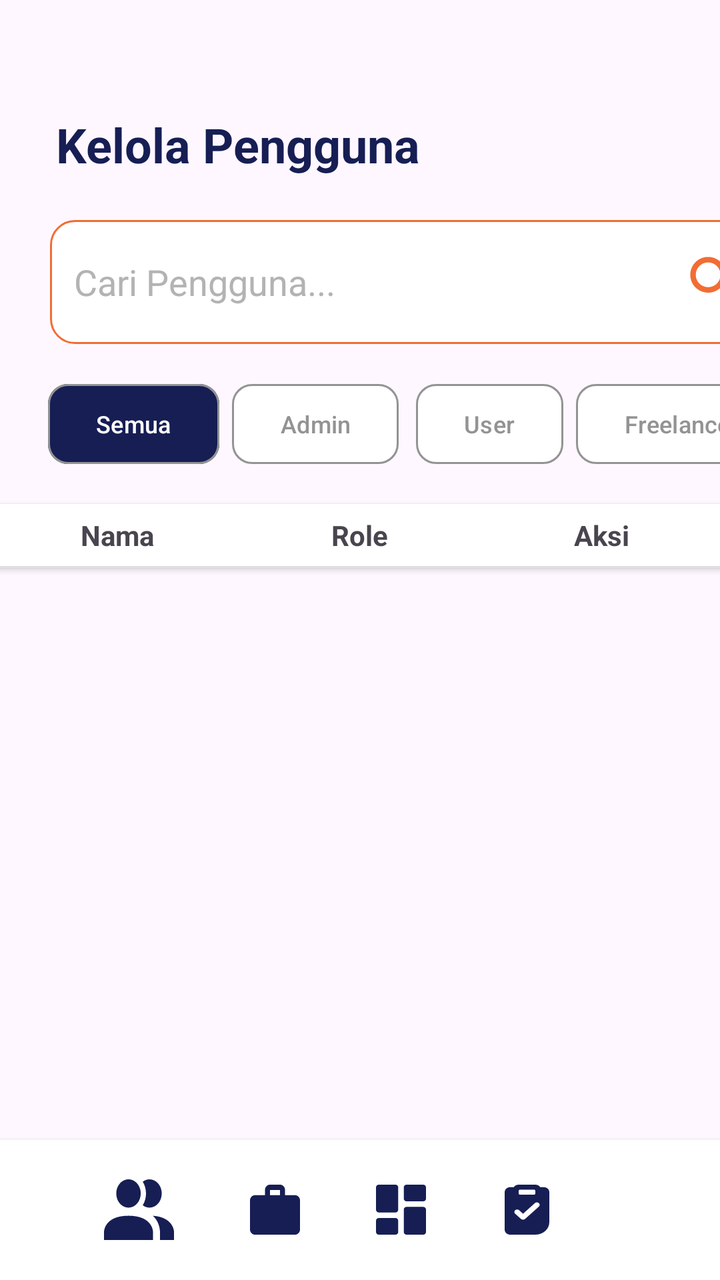
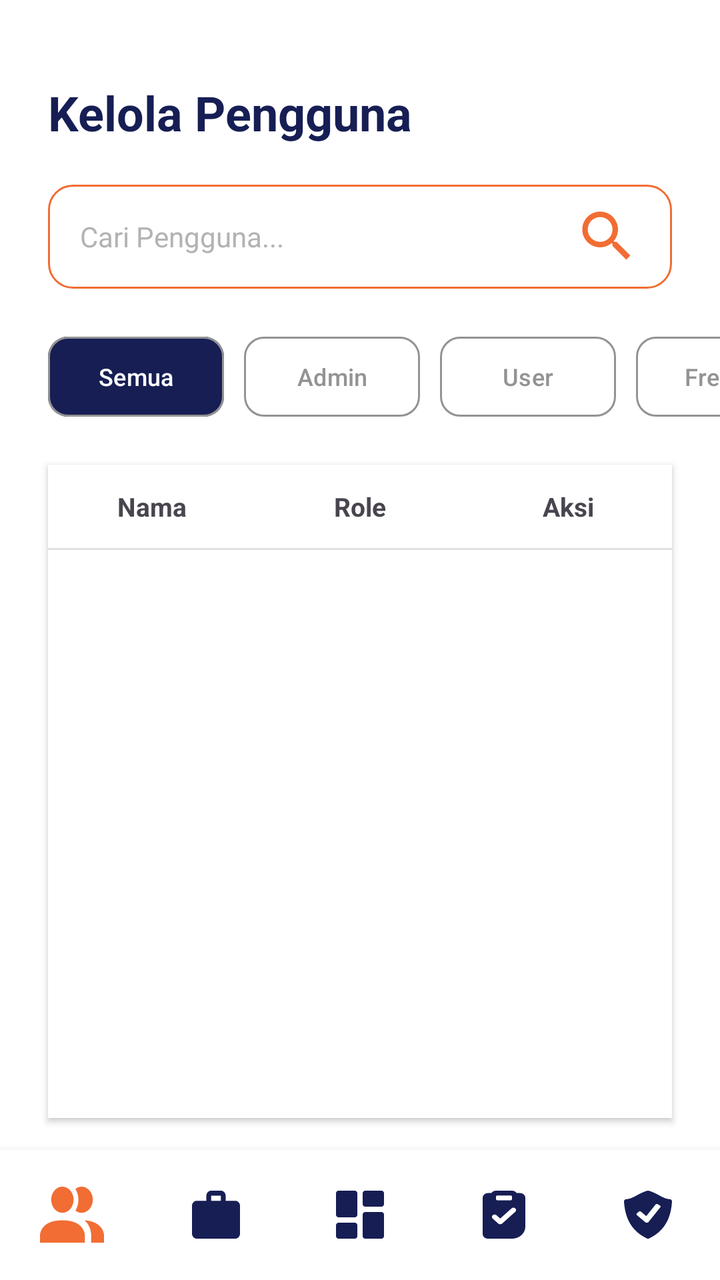

Screens rendered from an Android XML layout before and after an edit, with the pre-edit source and the edit as a unified diff.
<!-- AndroidManifest.xml: application theme Theme.KelolaJasa -->
<!-- res/layout/kelolapengguna.xml -->
<?xml version="1.0" encoding="utf-8"?>
<androidx.constraintlayout.widget.ConstraintLayout xmlns:android="http://schemas.android.com/apk/res/android"
    xmlns:app="http://schemas.android.com/apk/res-auto"
    xmlns:tools="http://schemas.android.com/tools"
    android:id="@+id/main"
    android:layout_width="match_parent"
    android:layout_height="match_parent"
    app:layout_constraintStart_toStartOf="parent"
    app:layout_constraintTop_toTopOf="parent"
    android:fontFamily="inter">

    
    <LinearLayout
        android:id="@+id/linearLayoutNav"
        android:layout_width="match_parent"
        android:layout_height="70dp"
        android:background="#FFFFFF"
        android:elevation="4dp"
        android:gravity="center_vertical"
        android:orientation="horizontal"
        android:paddingStart="52dp"
        android:paddingEnd="52dp"
        app:layout_constraintStart_toStartOf="parent"
        app:layout_constraintEnd_toEndOf="parent"
        app:layout_constraintBottom_toBottomOf="parent">

        <ImageView
            android:id="@+id/btncari"
            android:layout_width="35dp"
            android:layout_height="35dp"
            android:layout_marginEnd="38dp"
            android:src="@drawable/ic_klpengguna"
            app:tint="#161E54"/>

        <ImageView
            android:id="@+id/btnbag"
            android:layout_width="25dp"
            android:layout_height="25dp"
            android:layout_marginEnd="38dp"
            android:src="@drawable/ic_bag" />

        <ImageView
            android:id="@+id/btnhome"
            android:layout_width="25dp"
            android:layout_height="25dp"
            android:layout_marginEnd="38dp"
            android:src="@drawable/ic_dashboardadmin" />

        <ImageView
            android:id="@+id/btnriwayat"
            android:layout_width="25dp"
            android:layout_height="25dp"
            android:layout_marginEnd="38dp"
            android:src="@drawable/ic_booking" />

        <ImageView
            android:id="@+id/btnprofil"
            android:layout_width="25dp"
            android:layout_height="25dp"
            android:src="@drawable/ic_pengajuan" />
    </LinearLayout>

    <TextView
        android:id="@+id/title"
        android:layout_width="wrap_content"
        android:layout_height="wrap_content"
        android:layout_marginStart="28dp"
        android:layout_marginTop="56dp"
        android:text="Kelola Pengguna"
        android:textColor="#161E54"
        android:textSize="24sp"
        android:textStyle="bold"
        app:layout_constraintStart_toStartOf="parent"
        app:layout_constraintTop_toTopOf="parent"
        tools:ignore="MissingConstraints" />

    <EditText
        android:id="@+id/editTextText3"
        android:layout_width="361dp"
        android:layout_height="62dp"
        android:layout_marginStart="25dp"
        android:layout_marginTop="110dp"
        android:background="@drawable/bg_search"
        android:padding="12dp"
        android:inputType="text"
        android:hint="Cari Pengguna..."
        android:textColorHint="#B3B3B3"
        tools:ignore="MissingConstraints"
        android:drawableEnd="@drawable/icon_search"
        android:drawablePadding="5dp"
        app:layout_constraintTop_toBottomOf="@+id/title"
        app:layout_constraintStart_toStartOf="parent"
        app:layout_constraintTop_toTopOf="parent" />

    <com.google.android.material.button.MaterialButton
        android:id="@+id/btn4"
        android:layout_width="wrap_content"
        android:layout_height="48dp"
        android:layout_marginStart="288dp"
        android:layout_marginTop="188dp"
        android:minWidth="0dp"
        android:minHeight="0dp"
        android:text="Freelancer"
        android:textColor="#939393"
        android:textSize="12sp"
        app:backgroundTint="#FFFFFF"
        app:cornerRadius="10dp"
        app:iconPadding="0dp"
        app:layout_constraintStart_toStartOf="parent"
        app:layout_constraintTop_toTopOf="parent"
        app:strokeColor="#939393"
        app:strokeWidth="1dp"
        tools:ignore="MissingConstraints,TextSizeCheck" />

    <com.google.android.material.button.MaterialButton
        android:id="@+id/btn1"
        android:layout_width="wrap_content"
        android:layout_height="48dp"
        android:layout_marginStart="24dp"
        android:layout_marginTop="188dp"
        android:minWidth="0dp"
        android:minHeight="0dp"
        android:text="Semua"
        android:textColor="#FFFFFF"
        android:textSize="12sp"
        app:backgroundTint="#161E54"
        app:cornerRadius="10dp"
        app:iconPadding="0dp"
        app:layout_constraintStart_toStartOf="parent"
        app:layout_constraintTop_toTopOf="parent"
        app:strokeColor="#939393"
        app:strokeWidth="1dp"
        tools:ignore="MissingConstraints,DuplicateSpeakableTextCheck" />

    <com.google.android.material.button.MaterialButton
        android:id="@+id/btn2"
        android:layout_width="wrap_content"
        android:layout_height="48dp"
        android:layout_marginStart="116dp"
        android:layout_marginTop="188dp"
        android:minWidth="0dp"
        android:minHeight="0dp"
        android:text="Admin"
        android:textColor="#939393"
        android:textSize="12sp"
        app:backgroundTint="#FFFFFF"
        app:cornerRadius="10dp"
        app:iconPadding="0dp"
        app:layout_constraintStart_toStartOf="parent"
        app:layout_constraintTop_toTopOf="parent"
        app:strokeColor="#939393"
        app:strokeWidth="1dp"
        tools:ignore="MissingConstraints" />

    <com.google.android.material.button.MaterialButton
        android:id="@+id/btn3"
        android:layout_width="wrap_content"
        android:layout_height="48dp"
        android:layout_marginStart="208dp"
        android:layout_marginTop="188dp"
        android:minWidth="0dp"
        android:minHeight="0dp"
        android:text="User"
        android:textColor="#939393"
        android:textSize="12sp"
        app:backgroundTint="#FFFFFF"
        app:cornerRadius="10dp"
        app:iconPadding="0dp"
        app:layout_constraintStart_toStartOf="parent"
        app:layout_constraintTop_toTopOf="parent"
        app:strokeColor="#939393"
        app:strokeWidth="1dp"
        tools:ignore="MissingConstraints,TextSizeCheck" />

    <LinearLayout
        android:id="@+id/HeaderTable"
        android:layout_width="364dp"
        android:layout_height="wrap_content"
        android:layout_marginTop="16dp"
        android:background="#FFFFFF"
        android:elevation="2dp"
        android:orientation="vertical"
        android:padding="0dp"
        app:layout_constraintEnd_toEndOf="parent"
        app:layout_constraintStart_toStartOf="parent"
        app:layout_constraintTop_toBottomOf="@+id/btn3">

        <LinearLayout
            android:layout_width="match_parent"
            android:layout_height="wrap_content"
            android:orientation="horizontal">

            <TextView
                android:layout_width="121dp"
                android:layout_height="31dp"
                android:gravity="center"
                android:text="Nama"
                android:textSize="14sp"
                android:textStyle="bold" />

            <TextView
                android:layout_width="121dp"
                android:layout_height="31dp"
                android:gravity="center"
                android:text="Role"
                android:textSize="14sp"
                android:textStyle="bold" />

            <TextView
                android:layout_width="121dp"
                android:layout_height="31dp"
                android:gravity="center"
                android:text="@string/aksi"
                android:textSize="14sp"
                android:textStyle="bold" />
        </LinearLayout>

        <View
            android:layout_width="match_parent"
            android:layout_height="1dp"
            android:background="#E0E0E0" />

        <TextView
            android:id="@+id/txtEmpty"
            android:layout_width="match_parent"
            android:layout_height="wrap_content"
            android:text="Belum ada jasa"
            android:gravity="center"
            android:textSize="16sp"
            android:visibility="gone"/>

        <androidx.recyclerview.widget.RecyclerView
            android:id="@+id/recyclerView"
            android:layout_width="match_parent"
            android:layout_height="0dp"
            android:layout_weight="1"/>
    </LinearLayout>


</androidx.constraintlayout.widget.ConstraintLayout>
<!-- resources referenced by this layout -->
<resources>
  <!-- drawable bg_search (drawable) -->
  <shape xmlns:android="http://schemas.android.com/apk/res/android">
      <solid android:color="#FFFFFF"/>
      <stroke android:width="1dp" android:color="#F16D34"/>
      <corners android:radius="12dp"/>
  </shape>
  <!-- drawable ic_bag (drawable) -->
  <vector xmlns:android="http://schemas.android.com/apk/res/android" android:autoMirrored="true" android:height="20dp" android:viewportHeight="20" android:viewportWidth="20" android:width="20dp">
        
      <path android:fillColor="#161E54" android:pathData="M2,20C1.45,20 0.979,19.794 0.588,19.382C0.197,18.97 0.001,18.474 0,17.895V6.316C0,5.737 0.196,5.241 0.588,4.829C0.98,4.418 1.451,4.211 2,4.211H6V2.105C6,1.526 6.196,1.031 6.588,0.619C6.98,0.207 7.451,0.001 8,0H12C12.55,0 13.021,0.206 13.413,0.619C13.805,1.032 14.001,1.527 14,2.105V4.211H18C18.55,4.211 19.021,4.417 19.413,4.829C19.805,5.242 20.001,5.738 20,6.316V17.895C20,18.474 19.804,18.969 19.413,19.382C19.022,19.795 18.551,20.001 18,20H2ZM8,4.211H12V2.105H8V4.211Z"/>
      
  </vector>
  <!-- drawable ic_klpengguna (drawable) -->
  <vector xmlns:android="http://schemas.android.com/apk/res/android" android:autoMirrored="true" android:height="20dp" android:viewportHeight="20" android:viewportWidth="23" android:width="23dp">
        
      <path android:fillColor="#161E54" android:pathData="M16.1,17.333V20H0V17.333C0,17.333 0,12 8.05,12C16.1,12 16.1,17.333 16.1,17.333ZM12.075,4.667C12.075,3.744 11.839,2.841 11.397,2.074C10.954,1.307 10.326,0.708 9.59,0.355C8.855,0.002 8.046,-0.09 7.265,0.09C6.484,0.27 5.767,0.714 5.204,1.367C4.641,2.02 4.258,2.851 4.102,3.756C3.947,4.662 4.027,5.6 4.331,6.453C4.636,7.305 5.152,8.034 5.814,8.547C6.476,9.06 7.254,9.333 8.05,9.333C9.118,9.333 10.141,8.842 10.896,7.967C11.651,7.091 12.075,5.904 12.075,4.667ZM16.031,12C16.738,12.634 17.316,13.441 17.726,14.362C18.135,15.283 18.365,16.298 18.4,17.333V20H23V17.333C23,17.333 23,12.493 16.031,12ZM14.95,0C14.158,-0.004 13.385,0.27 12.731,0.787C13.429,1.918 13.805,3.275 13.805,4.667C13.805,6.058 13.429,7.415 12.731,8.547C13.385,9.063 14.158,9.338 14.95,9.333C16.017,9.333 17.041,8.842 17.796,7.967C18.551,7.091 18.975,5.904 18.975,4.667C18.975,3.429 18.551,2.242 17.796,1.367C17.041,0.492 16.017,0 14.95,0Z"/>
      
  </vector>
  <!-- drawable icon_search (drawable) -->
  <vector xmlns:android="http://schemas.android.com/apk/res/android" android:height="33dp" android:tint="#F16D34" android:viewportHeight="24" android:viewportWidth="24" android:width="33dp">
        
      <path android:fillColor="@android:color/white" android:pathData="M15.5,14h-0.79l-0.28,-0.27C15.41,12.59 16,11.11 16,9.5 16,5.91 13.09,3 9.5,3S3,5.91 3,9.5 5.91,16 9.5,16c1.61,0 3.09,-0.59 4.23,-1.57l0.27,0.28v0.79l5,4.99L20.49,19l-4.99,-5zM9.5,14C7.01,14 5,11.99 5,9.5S7.01,5 9.5,5 14,7.01 14,9.5 11.99,14 9.5,14z"/>
      
  </vector>
  <string name="aksi">Aksi</string>
  <style name="Theme.KelolaJasa" parent="Base.Theme.KelolaJasa" />
  <style name="Base.Theme.KelolaJasa" parent="Theme.Material3.DayNight.NoActionBar">
          
          
      </style>
  <!-- unchanged entries left out for length: 3 -->
</resources>

<!-- the commit's change to res/layout/kelolapengguna.xml (unified diff, before → after) -->
@@ -1,217 +1,160 @@
 <?xml version="1.0" encoding="utf-8"?>
-<androidx.constraintlayout.widget.ConstraintLayout xmlns:android="http://schemas.android.com/apk/res/android"
+<androidx.constraintlayout.widget.ConstraintLayout
+    xmlns:android="http://schemas.android.com/apk/res/android"
     xmlns:app="http://schemas.android.com/apk/res-auto"
     xmlns:tools="http://schemas.android.com/tools"
     android:id="@+id/main"
     android:layout_width="match_parent"
     android:layout_height="match_parent"
+    android:background="#FFFFFF"> <TextView
+    android:id="@+id/title"
+    android:layout_width="match_parent"
+    android:layout_height="wrap_content"
+    android:layout_marginHorizontal="24dp"
+    android:layout_marginTop="40dp"
+    android:text="Kelola Pengguna"
+    android:textColor="#161E54"
+    android:textSize="24sp"
+    android:textStyle="bold"
+    app:layout_constraintEnd_toEndOf="parent"
     app:layout_constraintStart_toStartOf="parent"
-    app:layout_constraintTop_toTopOf="parent"
-    android:fontFamily="inter">
-
-    
-    <LinearLayout
-        android:id="@+id/linearLayoutNav"
-        android:layout_width="match_parent"
-        android:layout_height="70dp"
-        android:background="#FFFFFF"
-        android:elevation="4dp"
-        android:gravity="center_vertical"
-        android:orientation="horizontal"
-        android:paddingStart="52dp"
-        android:paddingEnd="52dp"
-        app:layout_constraintStart_toStartOf="parent"
-        app:layout_constraintEnd_toEndOf="parent"
-        app:layout_constraintBottom_toBottomOf="parent">
-
-        <ImageView
-            android:id="@+id/btncari"
-            android:layout_width="35dp"
-            android:layout_height="35dp"
-            android:layout_marginEnd="38dp"
-            android:src="@drawable/ic_klpengguna"
-            app:tint="#161E54"/>
-
-        <ImageView
-            android:id="@+id/btnbag"
-            android:layout_width="25dp"
-            android:layout_height="25dp"
-            android:layout_marginEnd="38dp"
-            android:src="@drawable/ic_bag" />
-
-        <ImageView
-            android:id="@+id/btnhome"
-            android:layout_width="25dp"
-            android:layout_height="25dp"
-            android:layout_marginEnd="38dp"
-            android:src="@drawable/ic_dashboardadmin" />
-
-        <ImageView
-            android:id="@+id/btnriwayat"
-            android:layout_width="25dp"
-            android:layout_height="25dp"
-            android:layout_marginEnd="38dp"
-            android:src="@drawable/ic_booking" />
-
-        <ImageView
-            android:id="@+id/btnprofil"
-            android:layout_width="25dp"
-            android:layout_height="25dp"
-            android:src="@drawable/ic_pengajuan" />
-    </LinearLayout>
-
-    <TextView
-        android:id="@+id/title"
-        android:layout_width="wrap_content"
-        android:layout_height="wrap_content"
-        android:layout_marginStart="28dp"
-        android:layout_marginTop="56dp"
-        android:text="Kelola Pengguna"
-        android:textColor="#161E54"
-        android:textSize="24sp"
-        android:textStyle="bold"
-        app:layout_constraintStart_toStartOf="parent"
-        app:layout_constraintTop_toTopOf="parent"
-        tools:ignore="MissingConstraints" />
+    app:layout_constraintTop_toTopOf="parent" />
 
     <EditText
         android:id="@+id/editTextText3"
-        android:layout_width="361dp"
-        android:layout_height="62dp"
-        android:layout_marginStart="25dp"
-        android:layout_marginTop="110dp"
+        android:layout_width="match_parent"
+        android:layout_height="52dp"
+        android:layout_marginHorizontal="24dp"
+        android:layout_marginTop="20dp"
         android:background="@drawable/bg_search"
-        android:padding="12dp"
+        android:drawableEnd="@drawable/icon_search"
+        android:drawablePadding="8dp"
+        android:hint="Cari Pengguna..."
         android:inputType="text"
-        android:hint="Cari Pengguna..."
+        android:paddingHorizontal="16dp"
         android:textColorHint="#B3B3B3"
-        tools:ignore="MissingConstraints"
-        android:drawableEnd="@drawable/icon_search"
-        android:drawablePadding="5dp"
-        app:layout_constraintTop_toBottomOf="@+id/title"
+        android:textSize="14sp"
+        app:layout_constraintEnd_toEndOf="parent"
         app:layout_constraintStart_toStartOf="parent"
-        app:layout_constraintTop_toTopOf="parent" />
-
-    <com.google.android.material.button.MaterialButton
-        android:id="@+id/btn4"
-        android:layout_width="wrap_content"
-        android:layout_height="48dp"
-        android:layout_marginStart="288dp"
-        android:layout_marginTop="188dp"
-        android:minWidth="0dp"
-        android:minHeight="0dp"
-        android:text="Freelancer"
-        android:textColor="#939393"
-        android:textSize="12sp"
-        app:backgroundTint="#FFFFFF"
-        app:cornerRadius="10dp"
-        app:iconPadding="0dp"
+        app:layout_constraintTop_toBottomOf="@+id/title" />
+
+    <HorizontalScrollView
+        android:id="@+id/horizontalScrollView"
+        android:layout_width="match_parent"
+        android:layout_height="wrap_content"
+        android:layout_marginTop="20dp"
+        android:clipToPadding="false"
+        android:paddingHorizontal="24dp"
+        android:scrollbars="none"
+        app:layout_constraintEnd_toEndOf="parent"
         app:layout_constraintStart_toStartOf="parent"
-        app:layout_constraintTop_toTopOf="parent"
-        app:strokeColor="#939393"
-        app:strokeWidth="1dp"
-        tools:ignore="MissingConstraints,TextSizeCheck" />
-
-    <com.google.android.material.button.MaterialButton
-        android:id="@+id/btn1"
-        android:layout_width="wrap_content"
-        android:layout_height="48dp"
-        android:layout_marginStart="24dp"
-        android:layout_marginTop="188dp"
-        android:minWidth="0dp"
-        android:minHeight="0dp"
-        android:text="Semua"
-        android:textColor="#FFFFFF"
-        android:textSize="12sp"
-        app:backgroundTint="#161E54"
-        app:cornerRadius="10dp"
-        app:iconPadding="0dp"
-        app:layout_constraintStart_toStartOf="parent"
-        app:layout_constraintTop_toTopOf="parent"
-        app:strokeColor="#939393"
-        app:strokeWidth="1dp"
-        tools:ignore="MissingConstraints,DuplicateSpeakableTextCheck" />
-
-    <com.google.android.material.button.MaterialButton
-        android:id="@+id/btn2"
-        android:layout_width="wrap_content"
-        android:layout_height="48dp"
-        android:layout_marginStart="116dp"
-        android:layout_marginTop="188dp"
-        android:minWidth="0dp"
-        android:minHeight="0dp"
-        android:text="Admin"
-        android:textColor="#939393"
-        android:textSize="12sp"
-        app:backgroundTint="#FFFFFF"
-        app:cornerRadius="10dp"
-        app:iconPadding="0dp"
-        app:layout_constraintStart_toStartOf="parent"
-        app:layout_constraintTop_toTopOf="parent"
-        app:strokeColor="#939393"
-        app:strokeWidth="1dp"
-        tools:ignore="MissingConstraints" />
-
-    <com.google.android.material.button.MaterialButton
-        android:id="@+id/btn3"
-        android:layout_width="wrap_content"
-        android:layout_height="48dp"
-        android:layout_marginStart="208dp"
-        android:layout_marginTop="188dp"
-        android:minWidth="0dp"
-        android:minHeight="0dp"
-        android:text="User"
-        android:textColor="#939393"
-        android:textSize="12sp"
-        app:backgroundTint="#FFFFFF"
-        app:cornerRadius="10dp"
-        app:iconPadding="0dp"
-        app:layout_constraintStart_toStartOf="parent"
-        app:layout_constraintTop_toTopOf="parent"
-        app:strokeColor="#939393"
-        app:strokeWidth="1dp"
-        tools:ignore="MissingConstraints,TextSizeCheck" />
+        app:layout_constraintTop_toBottomOf="@+id/editTextText3">
+
+        <LinearLayout
+            android:layout_width="wrap_content"
+            android:layout_height="wrap_content"
+            android:orientation="horizontal">
+
+            <com.google.android.material.button.MaterialButton
+                android:id="@+id/btn1"
+                android:layout_width="wrap_content"
+                android:layout_height="48dp"
+                android:layout_marginEnd="10dp"
+                android:text="Semua"
+                android:textColor="#FFFFFF"
+                android:textSize="12sp"
+                app:backgroundTint="#161E54"
+                app:cornerRadius="10dp"
+                app:strokeColor="#939393"
+                app:strokeWidth="1dp" />
+
+            <com.google.android.material.button.MaterialButton
+                android:id="@+id/btn2"
+                android:layout_width="wrap_content"
+                android:layout_height="48dp"
+                android:layout_marginEnd="10dp"
+                android:text="Admin"
+                android:textColor="#939393"
+                android:textSize="12sp"
+                app:backgroundTint="#FFFFFF"
+                app:cornerRadius="10dp"
+                app:strokeColor="#939393"
+                app:strokeWidth="1dp" />
+
+            <com.google.android.material.button.MaterialButton
+                android:id="@+id/btn3"
+                android:layout_width="wrap_content"
+                android:layout_height="48dp"
+                android:layout_marginEnd="10dp"
+                android:text="User"
+                android:textColor="#939393"
+                android:textSize="12sp"
+                app:backgroundTint="#FFFFFF"
+                app:cornerRadius="10dp"
+                app:strokeColor="#939393"
+                app:strokeWidth="1dp" />
+
+            <com.google.android.material.button.MaterialButton
+                android:id="@+id/btn4"
+                android:layout_width="wrap_content"
+                android:layout_height="48dp"
+                android:text="Freelancer"
+                android:textColor="#939393"
+                android:textSize="12sp"
+                app:backgroundTint="#FFFFFF"
+                app:cornerRadius="10dp"
+                app:strokeColor="#939393"
+                app:strokeWidth="1dp" />
+        </LinearLayout>
+    </HorizontalScrollView>
 
     <LinearLayout
         android:id="@+id/HeaderTable"
-        android:layout_width="364dp"
-        android:layout_height="wrap_content"
-        android:layout_marginTop="16dp"
+        android:layout_width="match_parent"
+        android:layout_height="0dp"
+        android:layout_marginHorizontal="24dp"
+        android:layout_marginTop="20dp"
+        android:layout_marginBottom="16dp"
         android:background="#FFFFFF"
         android:elevation="2dp"
         android:orientation="vertical"
-        android:padding="0dp"
+        app:layout_constraintBottom_toTopOf="@+id/linearLayoutNav"
         app:layout_constraintEnd_toEndOf="parent"
         app:layout_constraintStart_toStartOf="parent"
-        app:layout_constraintTop_toBottomOf="@+id/btn3">
+        app:layout_constraintTop_toBottomOf="@+id/horizontalScrollView">
 
         <LinearLayout
             android:layout_width="match_parent"
             android:layout_height="wrap_content"
-            android:orientation="horizontal">
+            android:orientation="horizontal"
+            android:paddingVertical="12dp"
+            android:weightSum="3">
 
             <TextView
-                android:layout_width="121dp"
-                android:layout_height="31dp"
+                android:layout_width="0dp"
+                android:layout_height="wrap_content"
+                android:layout_weight="1"
                 android:gravity="center"
                 android:text="Nama"
-                android:textSize="14sp"
+                android:textSize="13sp"
                 android:textStyle="bold" />
 
             <TextView
-                android:layout_width="121dp"
-                android:layout_height="31dp"
+                android:layout_width="0dp"
+                android:layout_height="wrap_content"
+                android:layout_weight="1"
                 android:gravity="center"
                 android:text="Role"
-                android:textSize="14sp"
+                android:textSize="13sp"
                 android:textStyle="bold" />
 
             <TextView
-                android:layout_width="121dp"
-                android:layout_height="31dp"
+                android:layout_width="0dp"
+                android:layout_height="wrap_content"
+                android:layout_weight="1"
                 android:gravity="center"
                 android:text="@string/aksi"
-                android:textSize="14sp"
+                android:textSize="13sp"
                 android:textStyle="bold" />
         </LinearLayout>
 
@@ -224,17 +167,67 @@
             android:id="@+id/txtEmpty"
             android:layout_width="match_parent"
             android:layout_height="wrap_content"
-            android:text="Belum ada jasa"
             android:gravity="center"
-            android:textSize="16sp"
-            android:visibility="gone"/>
+            android:padding="20dp"
+            android:text="Belum ada pengguna"
+            android:textSize="14sp"
+            android:visibility="gone" />
 
         <androidx.recyclerview.widget.RecyclerView
             android:id="@+id/recyclerView"
             android:layout_width="match_parent"
             android:layout_height="0dp"
-            android:layout_weight="1"/>
+            android:layout_weight="1" />
     </LinearLayout>
 
+    <LinearLayout
+        android:id="@+id/linearLayoutNav"
+        android:layout_width="match_parent"
+        android:layout_height="65dp"
+        android:background="#FFFFFF"
+        android:elevation="8dp"
+        android:gravity="center_vertical"
+        android:orientation="horizontal"
+        android:weightSum="5"
+        app:layout_constraintBottom_toBottomOf="parent"
+        app:layout_constraintEnd_toEndOf="parent"
+        app:layout_constraintStart_toStartOf="parent">
+
+        <ImageView
+            android:id="@+id/btncari"
+            android:layout_width="0dp"
+            android:layout_height="28dp"
+            android:layout_weight="1"
+            android:src="@drawable/ic_klpengguna"
+            app:tint="#F16D34" />
+
+        <ImageView
+            android:id="@+id/btnbag"
+            android:layout_width="0dp"
+            android:layout_height="24dp"
+            android:layout_weight="1"
+            android:src="@drawable/ic_bag" />
+
+        <ImageView
+            android:id="@+id/btnhome"
+            android:layout_width="0dp"
+            android:layout_height="24dp"
+            android:layout_weight="1"
+            android:src="@drawable/ic_dashboardadmin" />
+
+        <ImageView
+            android:id="@+id/btnriwayat"
+            android:layout_width="0dp"
+            android:layout_height="24dp"
+            android:layout_weight="1"
+            android:src="@drawable/ic_booking" />
+
+        <ImageView
+            android:id="@+id/btnprofil"
+            android:layout_width="0dp"
+            android:layout_height="24dp"
+            android:layout_weight="1"
+            android:src="@drawable/ic_pengajuan" />
+    </LinearLayout>
 
 </androidx.constraintlayout.widget.ConstraintLayout>
